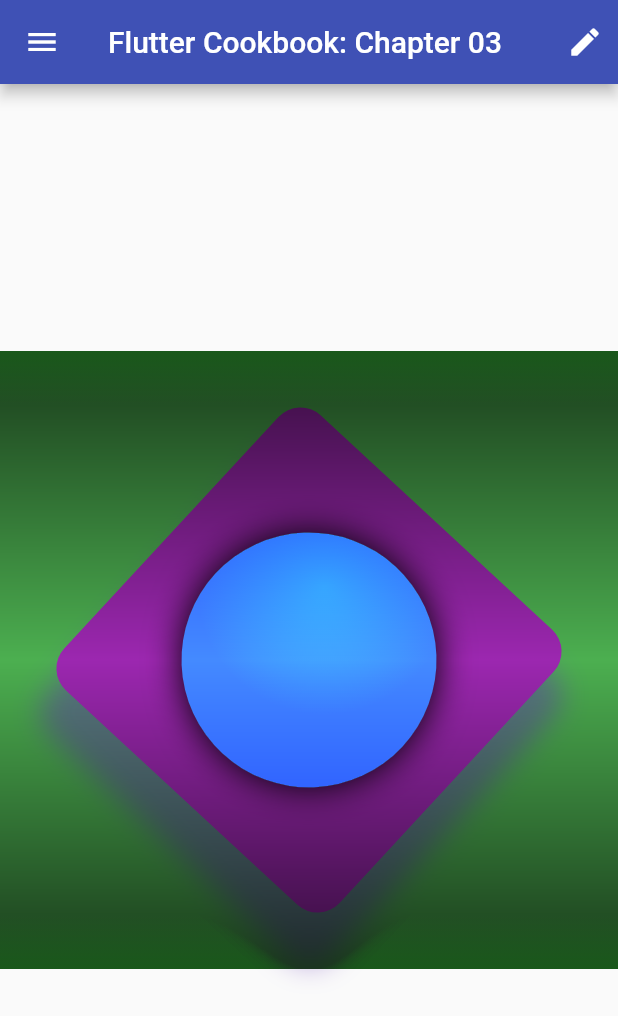
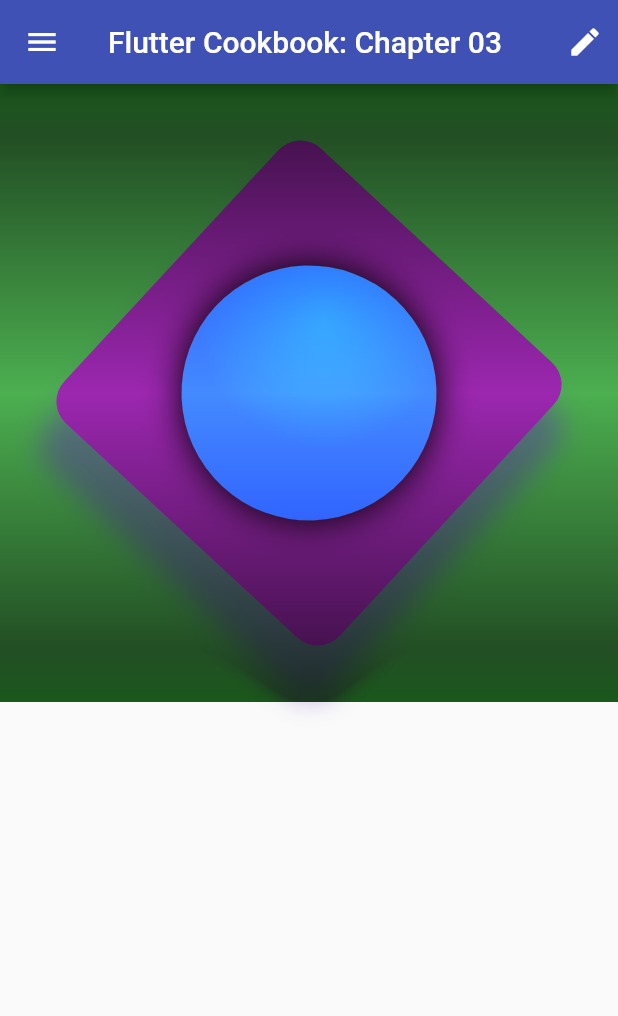
Before and after one commit to maxgdev/packt_cookbook, a Flutter app: the screen it shows after launch, on a phone screen of 412 x 824 dp. Shown: the top 1016 px of the screen. Run offline on Flutter 3.47's test engine with Material 2 defaults, Android fonts, the phone set to English and light mode, and no system bars.

Commit message:
Added TextLayout class

```diff
--- a/lib/Chapter03/Chapter03Page.dart
+++ b/lib/Chapter03/Chapter03Page.dart
@@ -1,5 +1,7 @@
 import 'package:flutter/material.dart';
 import 'package:packt_cookbook/Chapter03/BasicScreen.dart';
+import 'package:packt_cookbook/Chapter03/ImmutableWidget.dart';
+import 'package:packt_cookbook/Chapter03/TextLayout.dart';
 // import '../Chapter03/ImmutableWidget.dart';
 
 class Chapter03Page extends StatelessWidget {
@@ -10,18 +12,28 @@ class Chapter03Page extends StatelessWidget {
         backgroundColor: Colors.indigo,
         title: Text("Flutter Cookbook: Chapter 03"),
         actions: [
-          Padding(padding: const EdgeInsets.all(10.0),
-          child: Icon(Icons.edit),
+          Padding(
+            padding: const EdgeInsets.all(10.0),
+            child: Icon(Icons.edit),
           )
         ],
       ),
-      body: BasicScreen(),
-      drawer: Drawer(child: Container(
-        color: Colors.lightBlue,
-        child: Center(
-          child: Text("I'm a Flutter Drawer!"),
+      // body: BasicScreen(),
+      body: Column(
+        crossAxisAlignment: CrossAxisAlignment.start,
+        children: [
+          AspectRatio(aspectRatio: 1.0, child: ImmutableWidget()),
+          TextLayout(),
+        ],
+      ),
+      drawer: Drawer(
+        child: Container(
+          color: Colors.lightBlue,
+          child: Center(
+            child: Text("I'm a Flutter Drawer!"),
+          ),
         ),
-      ),),
+      ),
     );
   }
 }
--- /dev/null
+++ b/lib/Chapter03/TextLayout.dart
@@ -0,0 +1,8 @@
+import 'package:flutter/material.dart';
+
+class TextLayout extends StatelessWidget {
+  @override
+  Widget build(BuildContext context) {
+    return Container();
+  }
+}
```
